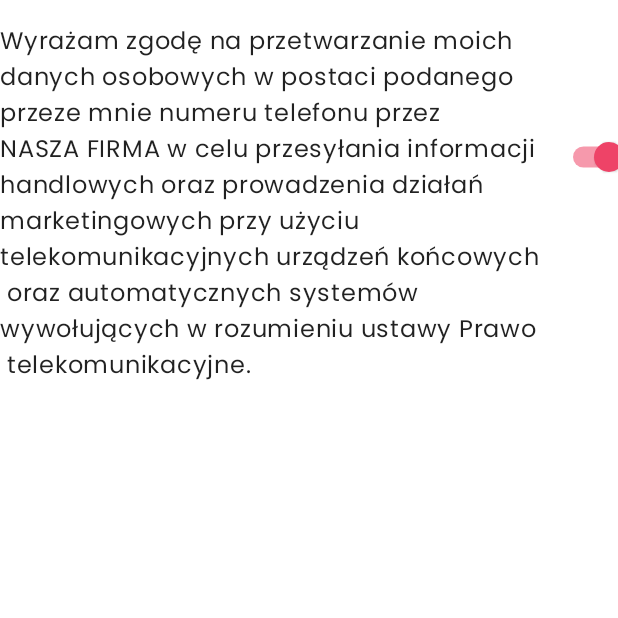
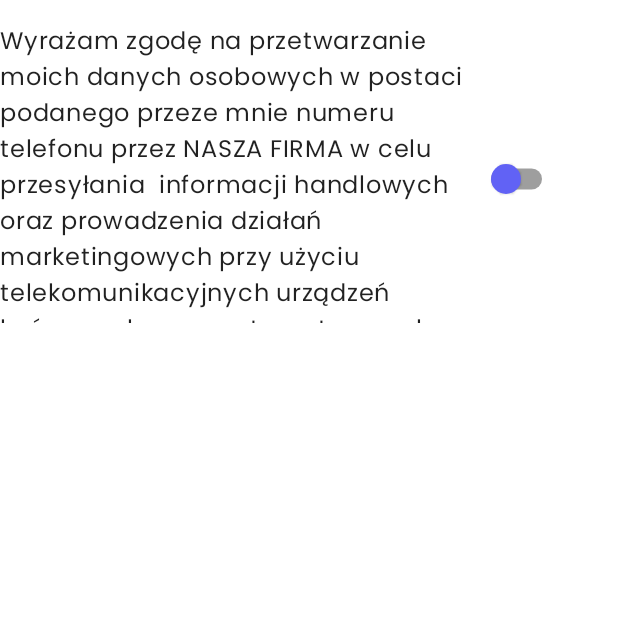
Before and after one commit to Young-Kotlin-Developers/Borrow_A_Thing, an Android app built with Jetpack Compose: the composable Swich1 shown on its own in the app's theme, on a phone screen of 412 x 824 dp, the top half of it. Run offline under Robolectric (Android 15) with nearby library versions, the phone set to English and light mode, and no system bars; our stand-ins replace accompanist.

Commit message:
+ SearchScreen.kt poprawienie Rodo, i swicha

```diff
--- a/app/src/main/java/com/tutorial/rentathingg/SearchScreen.kt
+++ b/app/src/main/java/com/tutorial/rentathingg/SearchScreen.kt
@@ -54,7 +54,7 @@ fun SearchScreen(navController: NavController) {
                 Column(
                     Modifier
                         .fillMaxSize()
-                        .padding(top = 55.dp,start = 15.dp, end = 15.dp, bottom = 15.dp)
+                        .padding(top = 55.dp, start = 15.dp, end = 15.dp, bottom = 15.dp)
                 ) {
                     Button(
                         shape = RoundedCornerShape(90.dp),
@@ -217,36 +217,42 @@ fun SearchScreen(navController: NavController) {
 
 @Composable
 fun Swich1() {
-    val checkedState = remember { mutableStateOf(true) }
+    val checkedState = remember { mutableStateOf(false) }
     Row(
         modifier = Modifier
             .fillMaxWidth()
-        .padding(top = 15.dp,end = 15.dp),
+            .padding(top = 15.dp),
     ) {
-        Text(
+        Column(
+            Modifier
+                .height(200.dp)
+                .width(320.dp)
+        ) {
+            Text(
 
-            text = "Wyrażam zgodę na przetwarzanie moich \n" +
-                    "danych osobowych w postaci podanego \n" +
-                    "przeze mnie numeru telefonu przez \n" +
-                    "NASZA FIRMA w celu przesyłania informacji" +
-                    " handlowych oraz prowadzenia działań " +
-                    "marketingowych przy użyciu telekomunikacyjnych urządzeń końcowych \n" +
-                    " oraz automatycznych systemów \n" +
-                    "wywołujących w rozumieniu ustawy Prawo \n" +
-                    " telekomunikacyjne.",
-        )
+                text = "Wyrażam zgodę na przetwarzanie moich " +
+                        "danych osobowych w postaci podanego " +
+                        "przeze mnie numeru telefonu przez " +
+                        "NASZA FIRMA w celu przesyłania  " +
+                        "informacji handlowych oraz prowadzenia działań " +
+                        "marketingowych przy użyciu telekomunikacyjnych urządzeń końcowych " +
+                        " oraz automatycznych systemów " +
+                        "wywołujących w rozumieniu ustawy Prawo " +
+                        " telekomunikacyjne.",
+            )
+        }
         Row(
             Modifier
                 .fillMaxSize()
-                .padding(top = 65.dp),
+                .padding(top = 80.dp),
             horizontalArrangement = Arrangement.SpaceBetween
         ) {
             Switch(
                 checked = checkedState.value,
                 onCheckedChange = { checkedState.value = it },
                 colors = SwitchDefaults.colors(
+                    uncheckedThumbColor = Color(0xff6162F5),
                     checkedThumbColor = Color(0xffEE4367),
-                    uncheckedThumbColor =Color(0xff6162F5)
                 )
             )
         }
```
